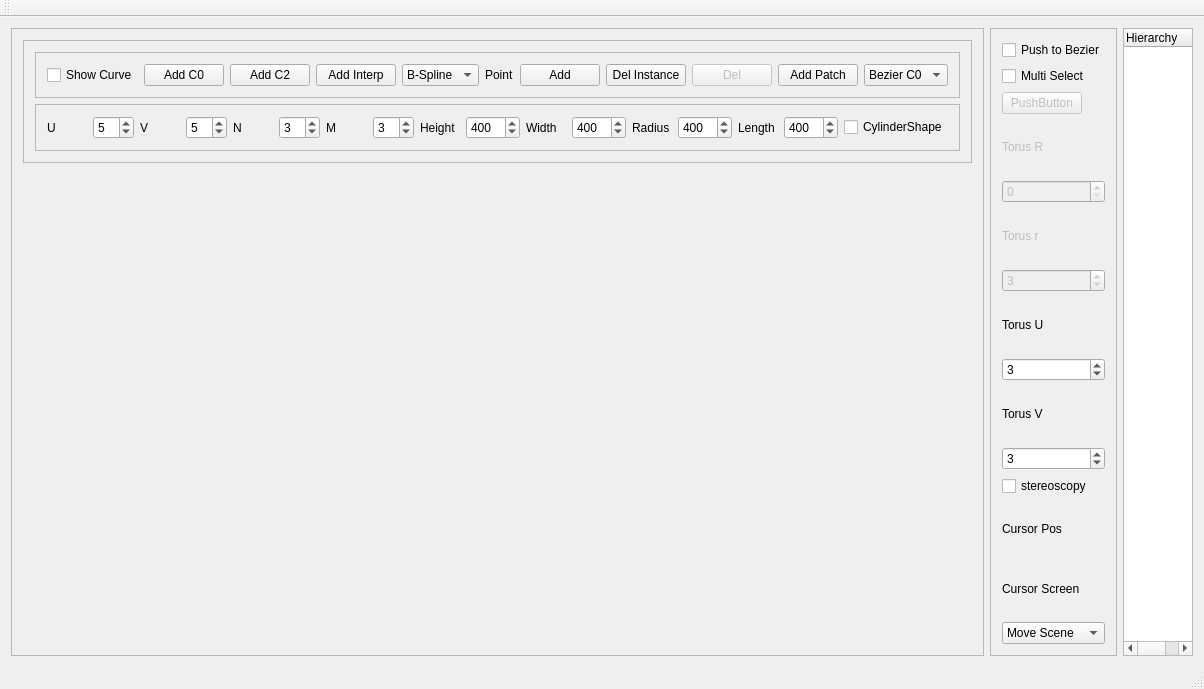
Old version of the form GraphicEngine/mainwindow.ui in the repository awitwicka/3DGraphicEngine.
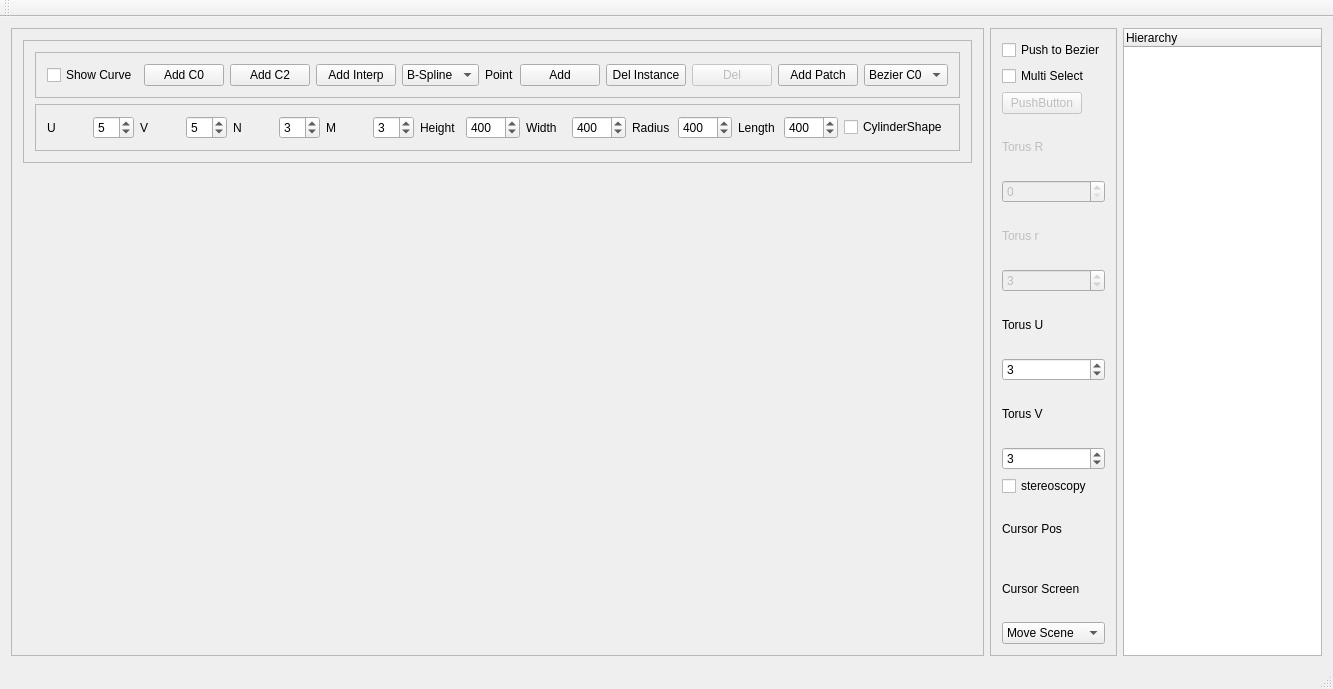
New version of the form. Custom widgets are drawn as their Qt base class.

Commit message: Bezier Plane - fix marker initialization

The edit to the form file:
```diff
--- a/GraphicEngine/mainwindow.ui
+++ b/GraphicEngine/mainwindow.ui
@@ -6,7 +6,7 @@
    <rect>
     <x>0</x>
     <y>0</y>
-    <width>1113</width>
+    <width>1333</width>
     <height>689</height>
    </rect>
   </property>
```
Left out of the diff: 9 changed lines with no effect on the pictures.
